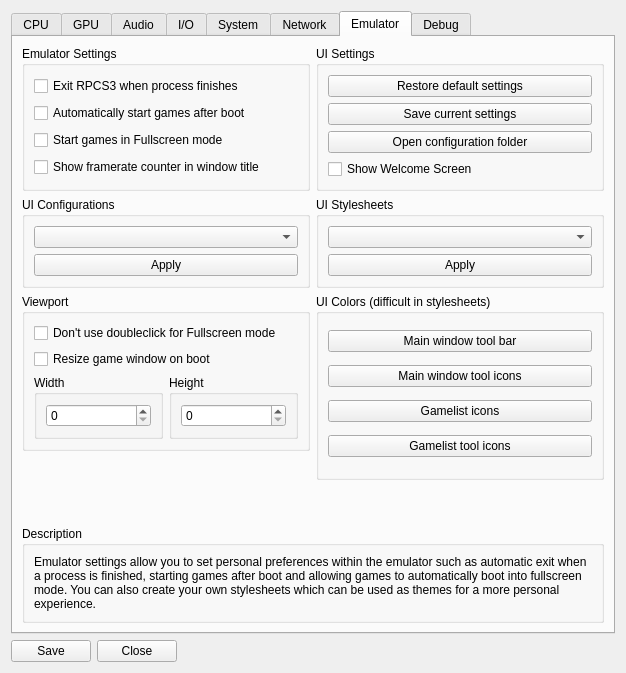
Above: rpcs3/rpcs3qt/settings_dialog.ui from RPCS3/rpcs3 before the change. Below: the same form after it.
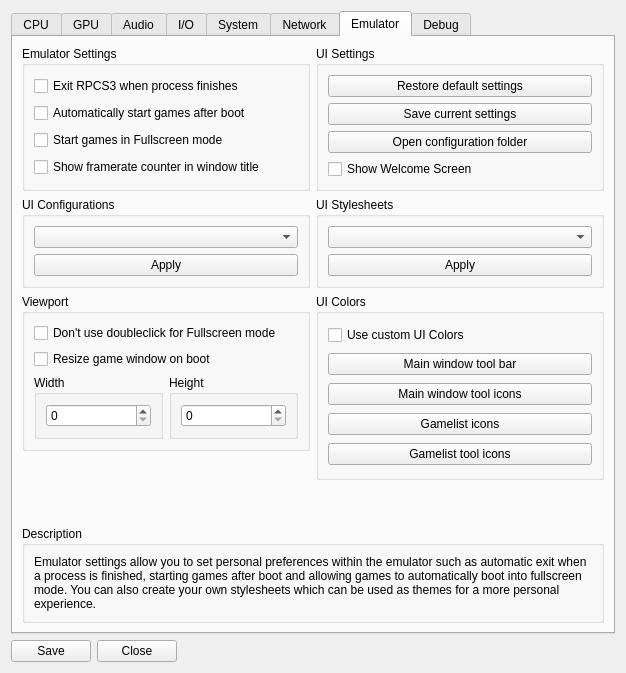
That is the form after the change. The open tabs and pages were chosen to show the change. Icons and pictures are not drawn.

Commit message: stylesheets: make UI Colors optional

Patch:
```diff
--- a/rpcs3/rpcs3qt/settings_dialog.ui
+++ b/rpcs3/rpcs3qt/settings_dialog.ui
@@ -1200,9 +1200,16 @@
          <item>
           <widget class="QGroupBox" name="groupBox_2">
            <property name="title">
-            <string>UI Colors (difficult in stylesheets)</string>
+            <string>UI Colors</string>
            </property>
            <layout class="QVBoxLayout" name="verticalLayout_13">
+            <item>
+             <widget class="QCheckBox" name="cb_custom_colors">
+              <property name="text">
+               <string>Use custom UI Colors</string>
+              </property>
+             </widget>
+            </item>
             <item>
              <widget class="QPushButton" name="pb_tool_bar_color">
               <property name="text">
```
The commit also changes 7 other files.
